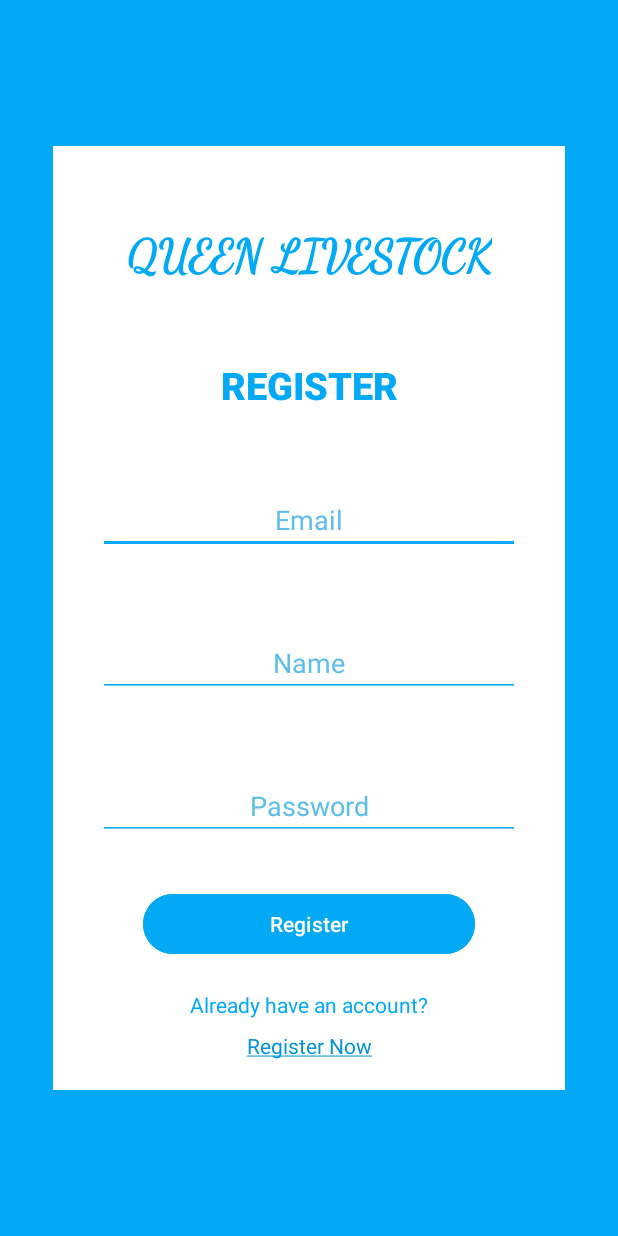
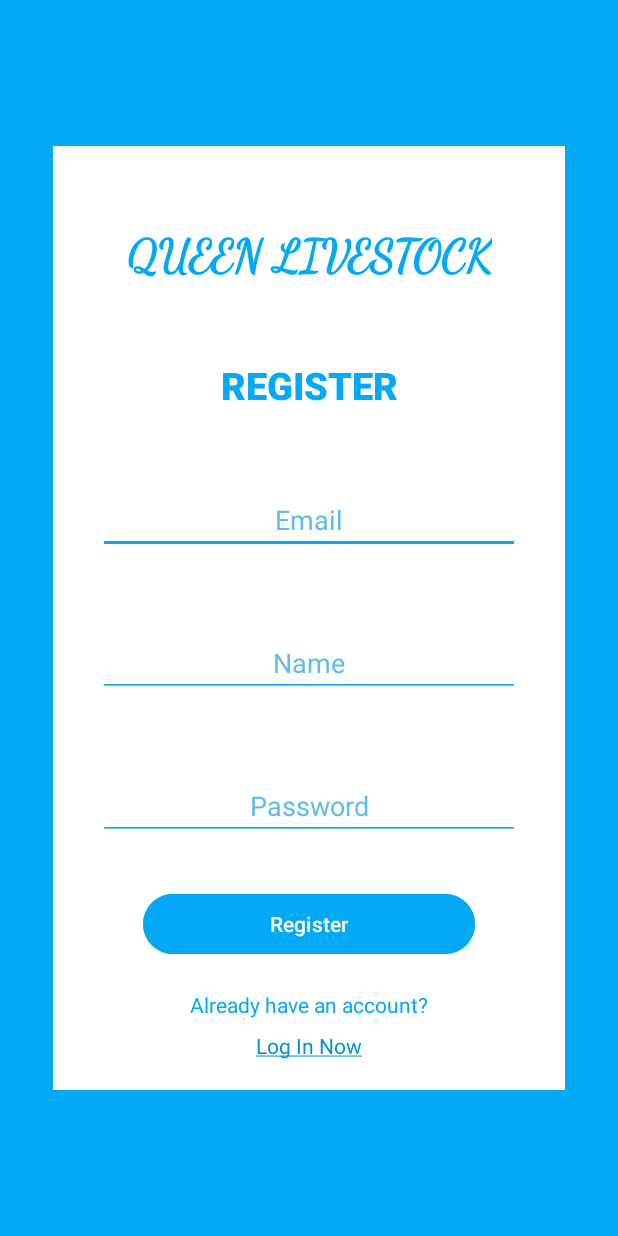
Before and after one commit to Jooker302/Jooker302-Livestock-Android-App-Java, an Android app: the Register screen opened directly, with no data from a screen before it, on a phone screen of 412 x 824 dp. Run offline under Robolectric (Android 15) with nearby library versions, the phone set to English and light mode, and no system bars.

Commit message:
Register page Java Fix

```diff
--- a/app/src/main/java/com/example/queenlivestock/Register.java
+++ b/app/src/main/java/com/example/queenlivestock/Register.java
@@ -18,7 +18,7 @@ public class Register extends AppCompatActivity {
 
         TextView loginlink = findViewById(R.id.loginlink);
 
-        String text = getString(R.string.registernow);
+        String text = getString(R.string.login_now);
         SpannableString spannableString = new SpannableString(text);
         spannableString.setSpan(new UnderlineSpan(), 0, text.length(), 0);
 
--- a/app/src/main/res/layout/activity_register.xml
+++ b/app/src/main/res/layout/activity_register.xml
@@ -141,7 +141,7 @@
             android:layout_height="wrap_content"
             android:layout_marginTop="8dp"
             android:layout_marginBottom="20dp"
-            android:text="@string/loginnow"
+            android:text="@string/login_now"
             android:textColor="@color/lightbit_blue"
             android:textSize="14sp"
             app:layout_constraintBottom_toBottomOf="parent"
--- a/app/src/main/res/values/strings.xml
+++ b/app/src/main/res/values/strings.xml
@@ -4,7 +4,7 @@
     <string name="our_motto">~ Welcome to Queen LiveStock - Connecting livestock buyers and sellers like never before ~</string>
     <string name="register_check">Don\'t have an account?</string>
     <string name="signin">Sign In</string>
-    <string name="loginnow">Log In Now</string>
+    <string name="login_now">Log In Now</string>
     <string name="registernow">Register Now</string>
     <string name="register">Register</string>
     <string name="login_check">Already have an account?</string>
```
